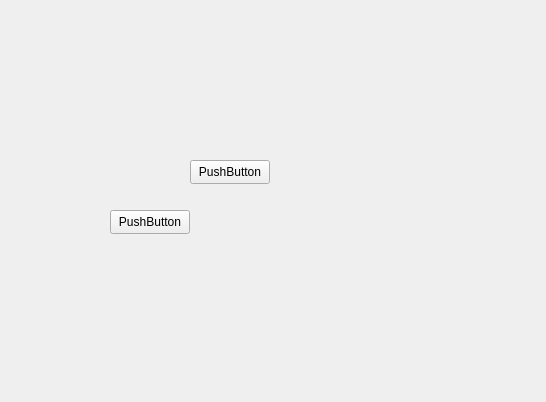
Qt form form.ui (valeAlfaro5/ProyectoLenguajesDeProgramacion) before a commit.
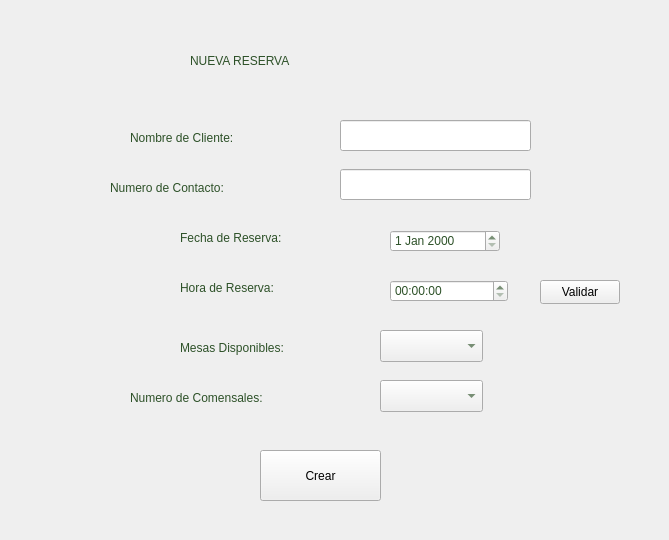
The same form after that commit.

```diff
--- a/form.ui
+++ b/form.ui
@@ -6,37 +6,510 @@
    <rect>
     <x>0</x>
     <y>0</y>
-    <width>546</width>
-    <height>402</height>
+    <width>669</width>
+    <height>540</height>
    </rect>
   </property>
   <property name="windowTitle">
    <string>Form</string>
   </property>
-  <widget class="QPushButton" name="pushButton">
+  <widget class="QLabel" name="label_3">
+   <property name="geometry">
+    <rect>
+     <x>130</x>
+     <y>390</y>
+     <width>241</width>
+     <height>16</height>
+    </rect>
+   </property>
+   <property name="styleSheet">
+    <string notr="true">font: 700 14pt &quot;Georgia&quot;;
+color: rgb(45, 81, 40);
+
+</string>
+   </property>
+   <property name="text">
+    <string>Numero de Comensales:</string>
+   </property>
+  </widget>
+  <widget class="QLabel" name="label_4">
+   <property name="geometry">
+    <rect>
+     <x>180</x>
+     <y>230</y>
+     <width>201</width>
+     <height>16</height>
+    </rect>
+   </property>
+   <property name="styleSheet">
+    <string notr="true">font: 700 14pt &quot;Georgia&quot;;
+color: rgb(45, 81, 40);</string>
+   </property>
+   <property name="text">
+    <string>Fecha de Reserva:</string>
+   </property>
+  </widget>
+  <widget class="QComboBox" name="mesasDisponibles">
+   <property name="geometry">
+    <rect>
+     <x>380</x>
+     <y>330</y>
+     <width>103</width>
+     <height>32</height>
+    </rect>
+   </property>
+   <property name="styleSheet">
+    <string notr="true">font: 700 14pt &quot;Georgia&quot;;
+color: rgb(45, 81, 40);
+</string>
+   </property>
+   <property name="currentText">
+    <string/>
+   </property>
+   <property name="currentIndex">
+    <number>-1</number>
+   </property>
+   <property name="maxVisibleItems">
+    <number>20</number>
+   </property>
+   <property name="minimumContentsLength">
+    <number>0</number>
+   </property>
+   <item>
+    <property name="text">
+     <string>1</string>
+    </property>
+   </item>
+   <item>
+    <property name="text">
+     <string>2</string>
+    </property>
+   </item>
+   <item>
+    <property name="text">
+     <string>3</string>
+    </property>
+   </item>
+   <item>
+    <property name="text">
+     <string>4</string>
+    </property>
+   </item>
+   <item>
+    <property name="text">
+     <string>5</string>
+    </property>
+   </item>
+   <item>
+    <property name="text">
+     <string>6</string>
+    </property>
+   </item>
+   <item>
+    <property name="text">
+     <string>7</string>
+    </property>
+   </item>
+   <item>
+    <property name="text">
+     <string>8</string>
+    </property>
+   </item>
+   <item>
+    <property name="text">
+     <string>9</string>
+    </property>
+   </item>
+   <item>
+    <property name="text">
+     <string>10</string>
+    </property>
+   </item>
+   <item>
+    <property name="text">
+     <string>11</string>
+    </property>
+   </item>
+   <item>
+    <property name="text">
+     <string>12</string>
+    </property>
+   </item>
+   <item>
+    <property name="text">
+     <string>13</string>
+    </property>
+   </item>
+   <item>
+    <property name="text">
+     <string>14</string>
+    </property>
+   </item>
+   <item>
+    <property name="text">
+     <string>15</string>
+    </property>
+   </item>
+   <item>
+    <property name="text">
+     <string>16</string>
+    </property>
+   </item>
+   <item>
+    <property name="text">
+     <string>17</string>
+    </property>
+   </item>
+   <item>
+    <property name="text">
+     <string>18</string>
+    </property>
+   </item>
+   <item>
+    <property name="text">
+     <string>19</string>
+    </property>
+   </item>
+   <item>
+    <property name="text">
+     <string>20</string>
+    </property>
+   </item>
+   <item>
+    <property name="text">
+     <string>21</string>
+    </property>
+   </item>
+   <item>
+    <property name="text">
+     <string>22</string>
+    </property>
+   </item>
+   <item>
+    <property name="text">
+     <string>23</string>
+    </property>
+   </item>
+   <item>
+    <property name="text">
+     <string>24</string>
+    </property>
+   </item>
+  </widget>
+  <widget class="QDateEdit" name="dateEdit">
+   <property name="geometry">
+    <rect>
+     <x>390</x>
+     <y>230</y>
+     <width>110</width>
+     <height>22</height>
+    </rect>
+   </property>
+   <property name="styleSheet">
+    <string notr="true">font: 700 14pt &quot;Georgia&quot;;
+color: rgb(45, 81, 40);
+</string>
+   </property>
+  </widget>
+  <widget class="QLabel" name="label_2">
+   <property name="geometry">
+    <rect>
+     <x>110</x>
+     <y>180</y>
+     <width>211</width>
+     <height>16</height>
+    </rect>
+   </property>
+   <property name="styleSheet">
+    <string notr="true">font: 700 14pt &quot;Georgia&quot;;
+color: rgb(45, 81, 40);
+</string>
+   </property>
+   <property name="text">
+    <string>Numero de Contacto:</string>
+   </property>
+  </widget>
+  <widget class="QComboBox" name="numeroComensales">
+   <property name="geometry">
+    <rect>
+     <x>380</x>
+     <y>380</y>
+     <width>103</width>
+     <height>32</height>
+    </rect>
+   </property>
+   <property name="styleSheet">
+    <string notr="true">font: 700 14pt &quot;Georgia&quot;;
+color: rgb(45, 81, 40);
+</string>
+   </property>
+   <property name="currentIndex">
+    <number>-1</number>
+   </property>
+   <item>
+    <property name="text">
+     <string>1</string>
+    </property>
+   </item>
+   <item>
+    <property name="text">
+     <string>2</string>
+    </property>
+   </item>
+   <item>
+    <property name="text">
+     <string>3</string>
+    </property>
+   </item>
+   <item>
+    <property name="text">
+     <string>4</string>
+    </property>
+   </item>
+   <item>
+    <property name="text">
+     <string>5</string>
+    </property>
+   </item>
+   <item>
+    <property name="text">
+     <string>6</string>
+    </property>
+   </item>
+   <item>
+    <property name="text">
+     <string>7</string>
+    </property>
+   </item>
+   <item>
+    <property name="text">
+     <string>8</string>
+    </property>
+   </item>
+   <item>
+    <property name="text">
+     <string>9</string>
+    </property>
+   </item>
+   <item>
+    <property name="text">
+     <string>10</string>
+    </property>
+   </item>
+   <item>
+    <property name="text">
+     <string>11</string>
+    </property>
+   </item>
+   <item>
+    <property name="text">
+     <string>12</string>
+    </property>
+   </item>
+   <item>
+    <property name="text">
+     <string>13</string>
+    </property>
+   </item>
+   <item>
+    <property name="text">
+     <string>14</string>
+    </property>
+   </item>
+   <item>
+    <property name="text">
+     <string>15</string>
+    </property>
+   </item>
+   <item>
+    <property name="text">
+     <string>16</string>
+    </property>
+   </item>
+   <item>
+    <property name="text">
+     <string>17</string>
+    </property>
+   </item>
+   <item>
+    <property name="text">
+     <string>18</string>
+    </property>
+   </item>
+   <item>
+    <property name="text">
+     <string>19</string>
+    </property>
+   </item>
+   <item>
+    <property name="text">
+     <string>20</string>
+    </property>
+   </item>
+   <item>
+    <property name="text">
+     <string>21</string>
+    </property>
+   </item>
+   <item>
+    <property name="text">
+     <string>22</string>
+    </property>
+   </item>
+   <item>
+    <property name="text">
+     <string>23</string>
+    </property>
+   </item>
+   <item>
+    <property name="text">
+     <string>24</string>
+    </property>
+   </item>
+  </widget>
+  <widget class="QLabel" name="label_7">
+   <property name="geometry">
+    <rect>
+     <x>180</x>
+     <y>340</y>
+     <width>201</width>
+     <height>16</height>
+    </rect>
+   </property>
+   <property name="styleSheet">
+    <string notr="true">font: 700 14pt &quot;Georgia&quot;;
+color: rgb(45, 81, 40);
+
+</string>
+   </property>
+   <property name="text">
+    <string>Mesas Disponibles: </string>
+   </property>
+  </widget>
+  <widget class="QLabel" name="label">
+   <property name="geometry">
+    <rect>
+     <x>130</x>
+     <y>130</y>
+     <width>201</width>
+     <height>16</height>
+    </rect>
+   </property>
+   <property name="styleSheet">
+    <string notr="true">font: 700 14pt &quot;Georgia&quot;;
+color: rgb(45, 81, 40);
+</string>
+   </property>
+   <property name="text">
+    <string>Nombre de Cliente:</string>
+   </property>
+  </widget>
+  <widget class="QLabel" name="label_6">
+   <property name="geometry">
+    <rect>
+     <x>180</x>
+     <y>280</y>
+     <width>201</width>
+     <height>16</height>
+    </rect>
+   </property>
+   <property name="styleSheet">
+    <string notr="true">font: 700 14pt &quot;Georgia&quot;;
+color: rgb(45, 81, 40);</string>
+   </property>
+   <property name="text">
+    <string>Hora de Reserva:</string>
+   </property>
+  </widget>
+  <widget class="QLabel" name="label_5">
    <property name="geometry">
     <rect>
      <x>190</x>
-     <y>160</y>
+     <y>40</y>
+     <width>311</width>
+     <height>41</height>
+    </rect>
+   </property>
+   <property name="styleSheet">
+    <string notr="true">
+font: 700 24pt &quot;Georgia&quot;;
+color: rgb(45, 81, 40);</string>
+   </property>
+   <property name="text">
+    <string>NUEVA RESERVA</string>
+   </property>
+  </widget>
+  <widget class="QLineEdit" name="nombreCliente">
+   <property name="geometry">
+    <rect>
+     <x>340</x>
+     <y>120</y>
+     <width>191</width>
+     <height>31</height>
+    </rect>
+   </property>
+   <property name="styleSheet">
+    <string notr="true">font: 700 14pt &quot;Georgia&quot;;
+color: rgb(45, 81, 40);</string>
+   </property>
+  </widget>
+  <widget class="QLineEdit" name="numeroTelefono">
+   <property name="geometry">
+    <rect>
+     <x>340</x>
+     <y>169</y>
+     <width>191</width>
+     <height>31</height>
+    </rect>
+   </property>
+   <property name="styleSheet">
+    <string notr="true">font: 700 14pt &quot;Georgia&quot;;
+color: rgb(45, 81, 40);
+</string>
+   </property>
+  </widget>
+  <widget class="QTimeEdit" name="timeEdit">
+   <property name="geometry">
+    <rect>
+     <x>390</x>
+     <y>280</y>
+     <width>118</width>
+     <height>22</height>
+    </rect>
+   </property>
+   <property name="styleSheet">
+    <string notr="true">font: 700 14pt &quot;Georgia&quot;;
+color: rgb(45, 81, 40);
+</string>
+   </property>
+  </widget>
+  <widget class="QPushButton" name="pushButton">
+   <property name="enabled">
+    <bool>true</bool>
+   </property>
+   <property name="geometry">
+    <rect>
+     <x>540</x>
+     <y>280</y>
      <width>80</width>
      <height>24</height>
     </rect>
    </property>
    <property name="text">
-    <string>PushButton</string>
+    <string>Validar</string>
    </property>
   </widget>
   <widget class="QPushButton" name="pushButton_2">
    <property name="geometry">
     <rect>
-     <x>110</x>
-     <y>210</y>
-     <width>80</width>
-     <height>24</height>
+     <x>260</x>
+     <y>450</y>
+     <width>121</width>
+     <height>51</height>
     </rect>
    </property>
    <property name="text">
-    <string>PushButton</string>
+    <string>Crear</string>
    </property>
   </widget>
  </widget>
```
